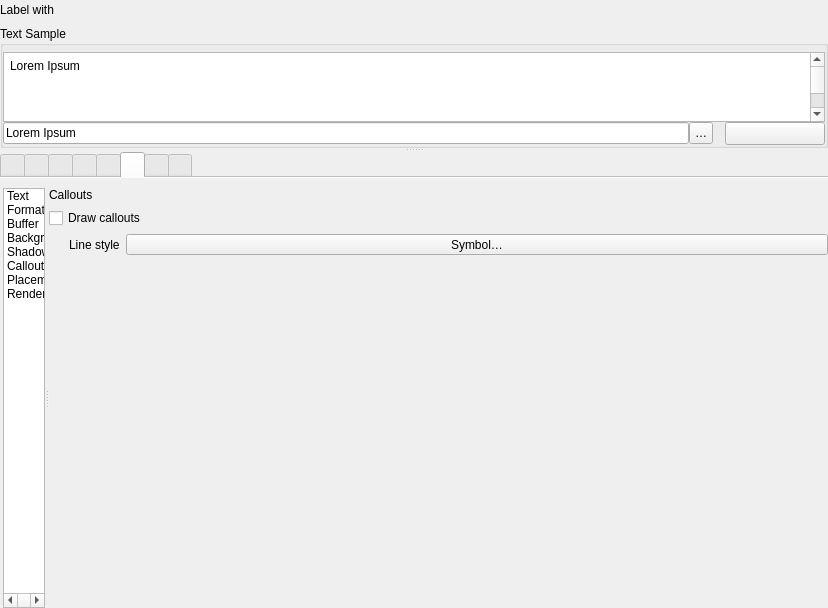
First picture: the form in src/ui/qgstextformatwidgetbase.ui, repository qgis/QGIS, before the edit.
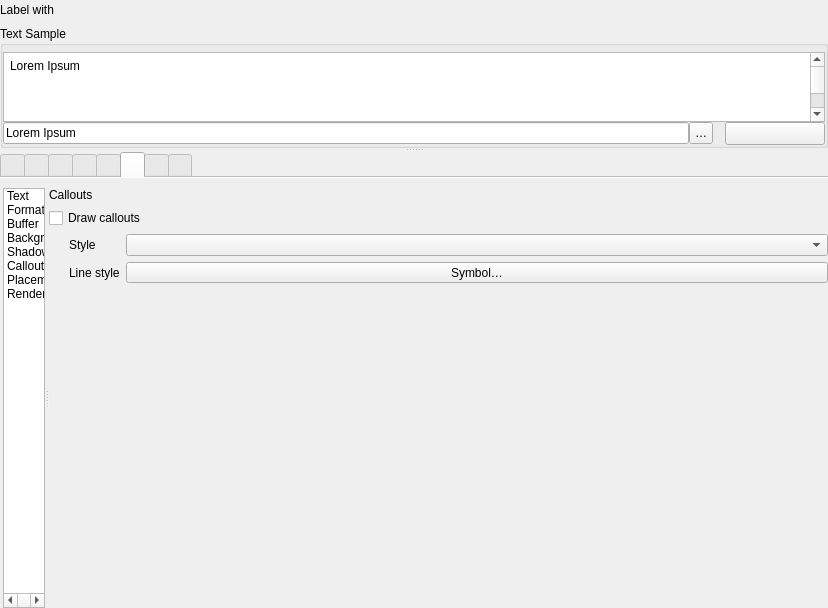
Second picture: the form after the edit. Icons and pictures are not drawn. Custom widgets are drawn as their Qt base class.

Commit message: Use a registry for callouts

```diff
--- a/src/ui/qgstextformatwidgetbase.ui
+++ b/src/ui/qgstextformatwidgetbase.ui
@@ -3715,7 +3715,7 @@
                           <property name="topMargin">
                            <number>0</number>
                           </property>
-                          <item row="0" column="1">
+                          <item row="1" column="1">
                            <widget class="QgsSymbolButton" name="mCalloutLineStyleButton">
                             <property name="sizePolicy">
                              <sizepolicy hsizetype="Preferred" vsizetype="Fixed">
@@ -3728,13 +3728,23 @@
                             </property>
                            </widget>
                           </item>
-                          <item row="0" column="0">
+                          <item row="1" column="0">
                            <widget class="QLabel" name="label">
                             <property name="text">
                              <string>Line style</string>
                             </property>
                            </widget>
                           </item>
+                          <item row="0" column="1">
+                           <widget class="QComboBox" name="mCalloutStyleComboBox"/>
+                          </item>
+                          <item row="0" column="0">
+                           <widget class="QLabel" name="label_11">
+                            <property name="text">
+                             <string>Style</string>
+                            </property>
+                           </widget>
+                          </item>
                          </layout>
                         </item>
                         <item row="1" column="0">
```
Left out of the diff: 4 changed lines with no effect on the pictures. The commit also changes 10 other files.
